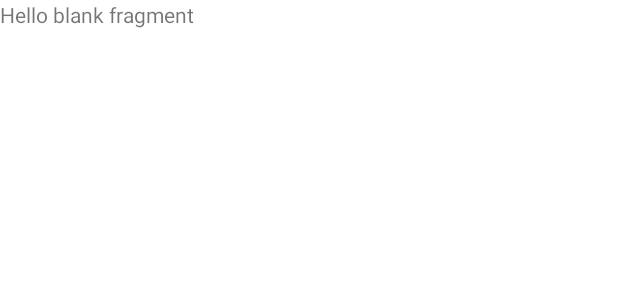
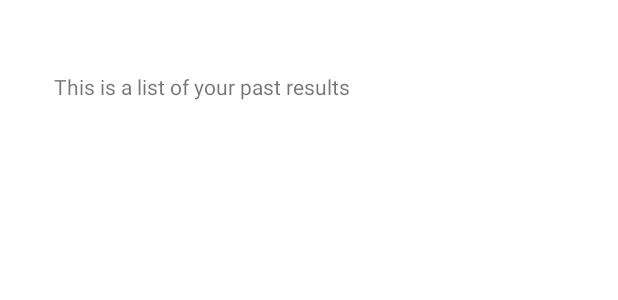
Before and after one commit to krunoslav-k/Albion, an Android app: the layout fragment_profile.xml on its own in the app's theme, with its tools: preview values and no code run, on a phone screen of 412 x 824 dp. Shown: the top 300 px of the screen. Run offline under Robolectric (Android 15) with nearby library versions, the phone set to English and light mode, and no system bars.

Commit message:
ProfileFragment implementation started (doesnt work yet - problem with getting and showing data from firebase)

```diff
--- a/app/src/main/res/layout/fragment_profile.xml
+++ b/app/src/main/res/layout/fragment_profile.xml
@@ -1,14 +1,32 @@
 <?xml version="1.0" encoding="utf-8"?>
 <FrameLayout xmlns:android="http://schemas.android.com/apk/res/android"
+    xmlns:app="http://schemas.android.com/apk/res-auto"
     xmlns:tools="http://schemas.android.com/tools"
     android:layout_width="match_parent"
     android:layout_height="match_parent"
     tools:context=".ProfileFragment">
 
-    <!-- TODO: Update blank fragment layout -->
-    <TextView
+    <androidx.constraintlayout.widget.ConstraintLayout
         android:layout_width="match_parent"
-        android:layout_height="match_parent"
-        android:text="@string/hello_blank_fragment" />
+        android:layout_height="match_parent">
 
+        <TextView
+            android:id="@+id/textView6"
+            android:layout_width="wrap_content"
+            android:layout_height="wrap_content"
+            android:layout_marginStart="36dp"
+            android:layout_marginTop="48dp"
+            android:text="This is a list of your past results"
+            app:layout_constraintStart_toStartOf="parent"
+            app:layout_constraintTop_toTopOf="parent" />
+
+        <androidx.recyclerview.widget.RecyclerView
+            android:id="@+id/results_rv"
+            android:layout_width="match_parent"
+            android:layout_height="wrap_content"
+            android:layout_marginTop="24dp"
+            app:layout_constraintEnd_toEndOf="parent"
+            app:layout_constraintStart_toStartOf="parent"
+            app:layout_constraintTop_toBottomOf="@+id/textView6" />
+    </androidx.constraintlayout.widget.ConstraintLayout>
 </FrameLayout>
```
Also changed, not shown: app/src/main/java/com/krunoslavkazalicki/albion/ProfileFragment.kt (+46 -46 lines), app/src/main/java/com/krunoslavkazalicki/albion/ResultRecyclerAdapter.kt (added, +35 -0 lines), app/src/main/res/layout/result_item.xml (added, +31 -0 lines).
